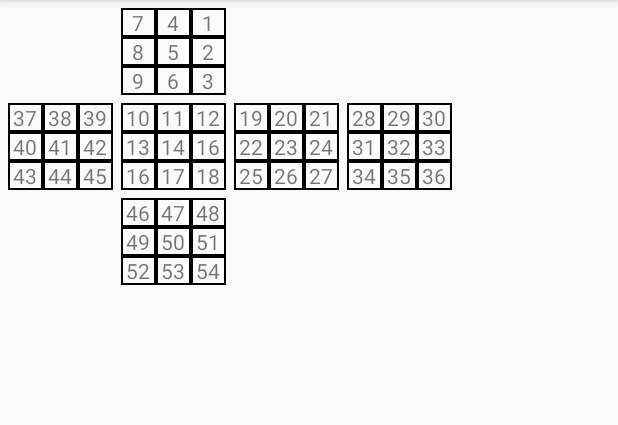
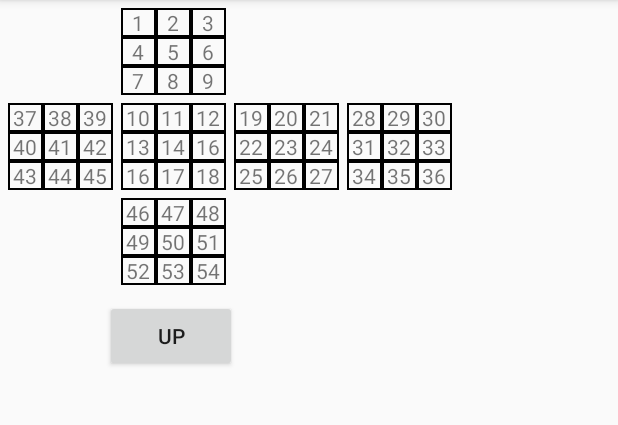
Before and after one commit to LaineOtto/Rubiks-Cube, an Android app: the screen it shows after launch (MainActivity), on a phone screen of 412 x 824 dp, the part 84-509 px from its top. Run offline under Robolectric (Android 15) with nearby library versions, the phone set to English and light mode, and no system bars.

Commit message:
Added button

```diff
--- a/app/src/main/java/com/example/android/rubikscube/MainActivity.java
+++ b/app/src/main/java/com/example/android/rubikscube/MainActivity.java
@@ -3,6 +3,7 @@ package com.example.android.rubikscube;
 import android.support.v7.app.AppCompatActivity;
 import android.os.Bundle;
 import android.util.Log;
+import android.view.View;
 import android.widget.TextView;
 
 import java.lang.reflect.Array;
@@ -20,22 +21,26 @@ public class MainActivity extends AppCompatActivity {
     Integer[] redArr = {37, 38, 39, 40, 41, 42, 43, 44, 45};
     Integer[] yellowArr = {46, 47, 48, 49, 50, 51, 52, 53, 54}; //TODO: Garbage Collection on these barely used arrays
 
-    //Turn the arrays into lists, which are actually useful
-    List<Integer> whiteList = new ArrayList<>(Arrays.asList(whiteArr));
-    List<Integer> blueList = new ArrayList<>(Arrays.asList(blueArr));
-    List<Integer> orangeList = new ArrayList<>(Arrays.asList(orangeArr));
-    List<Integer> greenList = new ArrayList<>(Arrays.asList(greenArr));
-    List<Integer> redList = new ArrayList<>(Arrays.asList(redArr));
-    List<Integer> yellowList = new ArrayList<>(Arrays.asList(yellowArr));
-
     @Override
     protected void onCreate(Bundle savedInstanceState) {
         super.onCreate(savedInstanceState);
         setContentView(R.layout.activity_main);
-        up(); //TODO: Make a button for this or something
+    }
+
+    public void upClick(View view) {
+        Log.e("upClick", " called");
+        up();
     }
 
     public void up() {
+        //Turn the arrays into lists, which are actually useful
+        List<Integer> whiteList = new ArrayList<>(Arrays.asList(whiteArr));
+        List<Integer> blueList = new ArrayList<>(Arrays.asList(blueArr));
+        List<Integer> orangeList = new ArrayList<>(Arrays.asList(orangeArr));
+        List<Integer> greenList = new ArrayList<>(Arrays.asList(greenArr));
+        List<Integer> redList = new ArrayList<>(Arrays.asList(redArr));
+        List<Integer> yellowList = new ArrayList<>(Arrays.asList(yellowArr));
+
         //Sublists are to facilitate rotation
         List tempList1 = whiteList.subList(0, 3);
         List tempList2 = whiteList.subList(3, 6);
@@ -49,7 +54,8 @@ public class MainActivity extends AppCompatActivity {
         }
         //Overwrites the array
         whiteArr = arrList.toArray(whiteArr);
-//        Log.e("up: ", Array.get(whiteArr, 0).toString());
+
+        //TODO: Rotation animation
 
         //Displays rotation
         for (int i = 0; i < 9; i++) {
--- a/app/src/main/res/layout/activity_main.xml
+++ b/app/src/main/res/layout/activity_main.xml
@@ -86,8 +86,8 @@
         android:layout_height="wrap_content"
         android:layout_margin="5dp"
         android:stretchColumns="*"
-        app:layout_constraintTop_toBottomOf="@+id/white"
-        app:layout_constraintLeft_toRightOf="@+id/red">
+        app:layout_constraintLeft_toRightOf="@+id/red"
+        app:layout_constraintTop_toBottomOf="@+id/white">
 
         <TableRow
             android:layout_width="match_parent"
@@ -451,4 +451,14 @@
 
     </TableLayout>
 
+    <Button
+        android:layout_width="wrap_content"
+        android:layout_height="wrap_content"
+        android:layout_marginStart="70dp"
+        android:layout_marginTop="10dp"
+        android:onClick="upClick"
+        android:text="@string/upButtonText"
+        app:layout_constraintStart_toStartOf="parent"
+        app:layout_constraintTop_toBottomOf="@+id/yellow" />
+
 </android.support.constraint.ConstraintLayout>
--- a/app/src/main/res/values/strings.xml
+++ b/app/src/main/res/values/strings.xml
@@ -1,5 +1,6 @@
 <resources>
     <string name="app_name">Rubik\'s Cube</string>
+    <string name="upButtonText">Up</string>
     <string name="str1">1</string>
     <string name="str2">2</string>
     <string name="str3">3</string>
```
